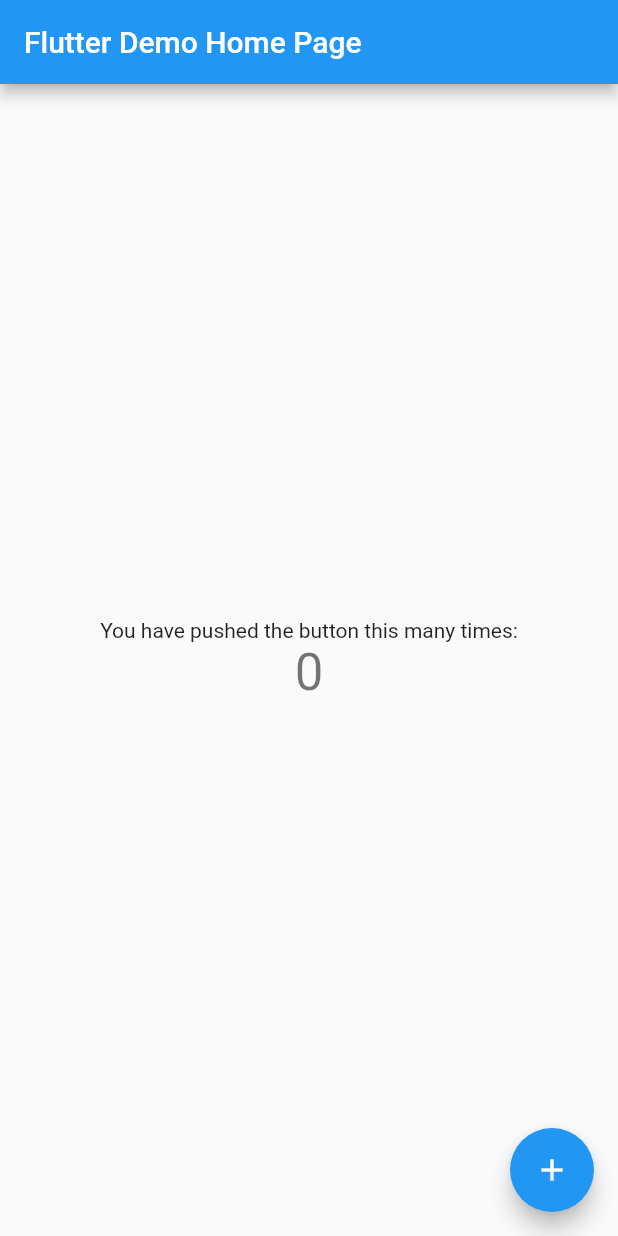
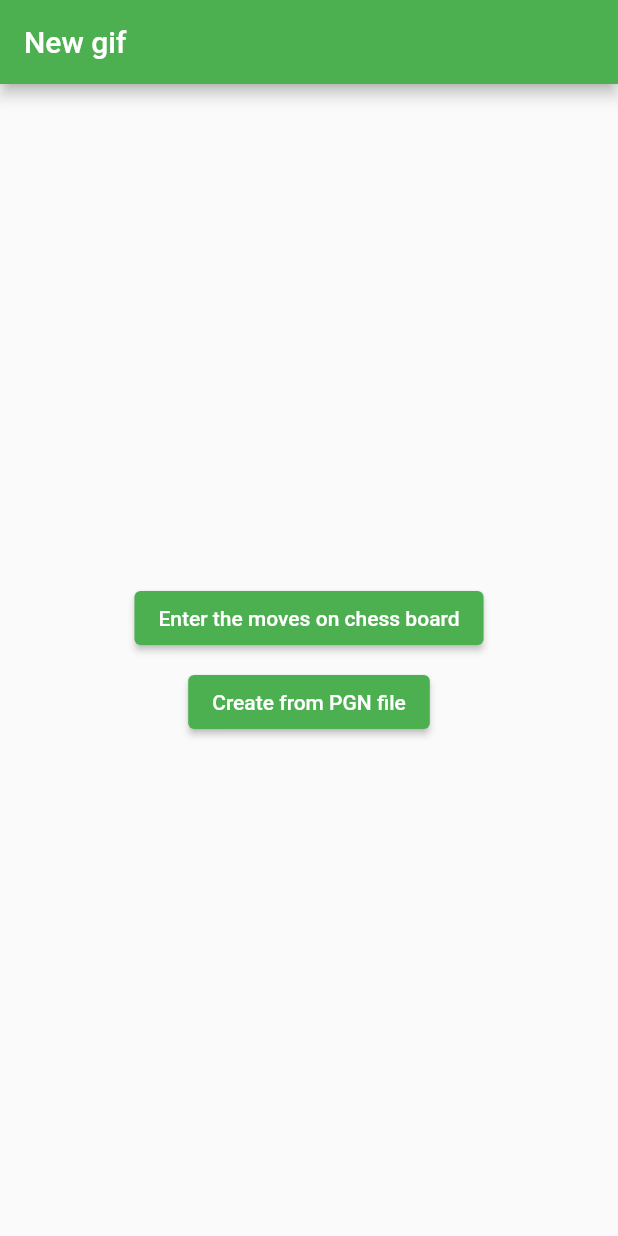
Before and after one commit to loloof64/ChessGifGenerator, a Flutter app: the screen it shows after launch, on a phone screen of 412 x 824 dp. Run offline on Flutter 3.47's test engine with Material 2 defaults, Android fonts, the light colour scheme and no system bars.

Commit message:
Started to implement home page

```diff
--- a/lib/main.dart
+++ b/lib/main.dart
@@ -1,4 +1,5 @@
 import 'package:flutter/material.dart';
+import 'screens/new_gif_screen.dart';
 
 void main() {
   runApp(const MyApp());
@@ -7,109 +8,16 @@
 class MyApp extends StatelessWidget {
   const MyApp({super.key});
 
-  // This widget is the root of your application.
   @override
   Widget build(BuildContext context) {
     return MaterialApp(
-      title: 'Flutter Demo',
+      title: 'Chess GIF Editor',
       theme: ThemeData(
-        // This is the theme of your application.
-        //
-        // Try running your application with "flutter run". You'll see the
-        // application has a blue toolbar. Then, without quitting the app, try
-        // changing the primarySwatch below to Colors.green and then invoke
-        // "hot reload" (press "r" in the console where you ran "flutter run",
-        // or simply save your changes to "hot reload" in a Flutter IDE).
-        // Notice that the counter didn't reset back to zero; the application
-        // is not restarted.
-        primarySwatch: Colors.blue,
+        primarySwatch: Colors.green,
       ),
-      home: const MyHomePage(title: 'Flutter Demo Home Page'),
+      routes: {
+        '/': (context) => const NewGifScreen(),
+      },
     );
   }
 }
-
-class MyHomePage extends StatefulWidget {
-  const MyHomePage({super.key, required this.title});
-
-  // This widget is the home page of your application. It is stateful, meaning
-  // that it has a State object (defined below) that contains fields that affect
-  // how it looks.
-
-  // This class is the configuration for the state. It holds the values (in this
-  // case the title) provided by the parent (in this case the App widget) and
-  // used by the build method of the State. Fields in a Widget subclass are
-  // always marked "final".
-
-  final String title;
-
-  @override
-  State<MyHomePage> createState() => _MyHomePageState();
-}
-
-class _MyHomePageState extends State<MyHomePage> {
-  int _counter = 0;
-
-  void _incrementCounter() {
-    setState(() {
-      // This call to setState tells the Flutter framework that something has
-      // changed in this State, which causes it to rerun the build method below
-      // so that the display can reflect the updated values. If we changed
-      // _counter without calling setState(), then the build method would not be
-      // called again, and so nothing would appear to happen.
-      _counter++;
-    });
-  }
-
-  @override
-  Widget build(BuildContext context) {
-    // This method is rerun every time setState is called, for instance as done
-    // by the _incrementCounter method above.
-    //
-    // The Flutter framework has been optimized to make rerunning build methods
-    // fast, so that you can just rebuild anything that needs updating rather
-    // than having to individually change instances of widgets.
-    return Scaffold(
-      appBar: AppBar(
-        // Here we take the value from the MyHomePage object that was created by
-        // the App.build method, and use it to set our appbar title.
-        title: Text(widget.title),
-      ),
-      body: Center(
-        // Center is a layout widget. It takes a single child and positions it
-        // in the middle of the parent.
-        child: Column(
-          // Column is also a layout widget. It takes a list of children and
-          // arranges them vertically. By default, it sizes itself to fit its
-          // children horizontally, and tries to be as tall as its parent.
-          //
-          // Invoke "debug painting" (press "p" in the console, choose the
-          // "Toggle Debug Paint" action from the Flutter Inspector in Android
-          // Studio, or the "Toggle Debug Paint" command in Visual Studio Code)
-          // to see the wireframe for each widget.
-          //
-          // Column has various properties to control how it sizes itself and
-          // how it positions its children. Here we use mainAxisAlignment to
-          // center the children vertically; the main axis here is the vertical
-          // axis because Columns are vertical (the cross axis would be
-          // horizontal).
-          mainAxisAlignment: MainAxisAlignment.center,
-          children: <Widget>[
-            const Text(
-              'You have pushed the button this many times:',
-            ),
-            Text(
-              '$_counter',
-              style: Theme.of(context).textTheme.headline4,
-            ),
-          ],
-        ),
-      ),
-      floatingActionButton: FloatingActionButton(
-        onPressed: _incrementCounter,
-        tooltip: 'Increment',
-        child: const Icon(Icons.add),
-      ), // This trailing comma makes auto-formatting nicer for build methods.
-    );
-  }
-}
--- /dev/null
+++ b/lib/screens/new_gif_screen.dart
@@ -0,0 +1,37 @@
+import 'package:flutter/material.dart';
+
+class NewGifScreen extends StatelessWidget {
+  const NewGifScreen({super.key});
+
+  void _letUserEditGif() {}
+
+  void _letUserChoosePgn() {}
+
+  @override
+  Widget build(BuildContext context) {
+    return Scaffold(
+      appBar: AppBar(
+        title: const Text('New gif'),
+      ),
+      body: Center(
+        child: Column(
+          mainAxisAlignment: MainAxisAlignment.center,
+          crossAxisAlignment: CrossAxisAlignment.center,
+          children: [
+            ElevatedButton(
+              onPressed: _letUserEditGif,
+              child: const Text('Enter the moves on chess board'),
+            ),
+            const SizedBox(
+              height: 8,
+            ),
+            ElevatedButton(
+              onPressed: _letUserChoosePgn,
+              child: const Text('Create from PGN file'),
+            )
+          ],
+        ),
+      ),
+    );
+  }
+}
--- a/pubspec.yaml
+++ b/pubspec.yaml
@@ -31,6 +31,11 @@
 dependencies:
   flutter:
     sdk: flutter
+  snapshot: ^0.2.5
+  image: ^3.2.0
+  simple_chess_board: ^0.3.8
+  chess: ^0.8.0
+  file_picker: ^5.2.1
 
 
   # The following adds the Cupertino Icons font to your application.
```
Also changed, not shown: pubspec.lock.
